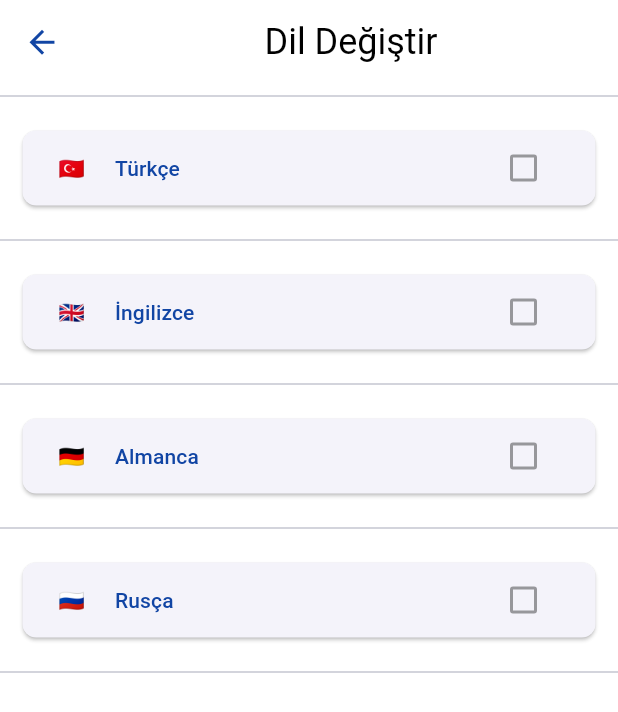
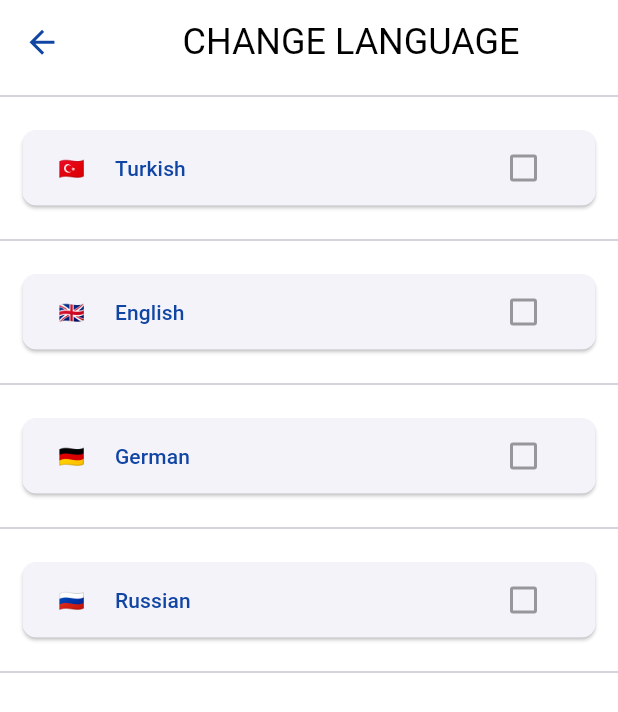
Before and after one commit to Hunvisk/MobilProgramlamaFinal, a Flutter app: the Change_LanguageScreen screen opened by its route, on a phone screen of 412 x 824 dp. Shown: the top 712 px of the screen. Run offline on Flutter 3.47's test engine with Material 3 defaults, Android fonts, the phone set to English and light mode, and no system bars; our stand-ins replace anim_search_bar, carousel_slider, dio, flex_color_scheme, flutter_bloc, flutter_credit_card and 7 more; accounts and stored records are empty.

Commit message:
localization update for maps.dart, settings.dart, change_language.dart files

```diff
--- a/flutterfinalproje/assets/lang/de.json
+++ b/flutterfinalproje/assets/lang/de.json
@@ -18,5 +18,13 @@
     "night": "Nacht",
     "light": "Licht",
     "language": "Sprache: ",
-    "profile": "Profil"
+    "profile": "Profil",
+
+    "change_lang_title": "SPRACHE ÄNDERN",
+    "german":"Sprache ändern",
+    "english":"Englisch",
+    "russian":"Russisch",
+    "turkish":"Türkisch",
+
+    "map_title": "MAPS"
 }
--- a/flutterfinalproje/assets/lang/en.json
+++ b/flutterfinalproje/assets/lang/en.json
@@ -18,5 +18,13 @@
     "night":"Night",
     "light":"Light",
     "language":"Language: ",
-    "profile": "Profile"
+    "profile": "Profile",
+
+    "change_lang_title": "CHANGE LANGUAGE",
+    "german":"German",
+    "english":"English",
+    "russian":"Russian",
+    "turkish":"Turkish",
+
+    "map_title": "MAPS"
 }
--- a/flutterfinalproje/assets/lang/ru.json
+++ b/flutterfinalproje/assets/lang/ru.json
@@ -18,7 +18,15 @@
     "night": "Ночь",
     "light": "Свет",
     "language": "Язык: ",
-    "profile": "Профиль"
+    "profile": "Профиль",
+
+    "change_lang_title": "ИЗМЕНЕНИЕ ЯЗЫКА",
+    "german":"Изменить язык",
+    "english":"английский",
+    "russian":"Изменить язык",
+    "turkish":"турецкий",
+
+    "map_title": "КАРТЫ"
 
 
 
--- a/flutterfinalproje/assets/lang/tr.json
+++ b/flutterfinalproje/assets/lang/tr.json
@@ -18,6 +18,14 @@
     "night":"Gece",
     "light":"Gündüz",
     "language":"Dil: ",
-    "profile": "Profil"
+    "profile": "Profil",
+
+    "change_lang_title": "DİL DEĞİŞTİR",
+    "german":"Almanca",
+    "english":"İngilizce",
+    "russian":"Rusça",
+    "turkish":"Türkçe",
+
+    "map_title": "HARİTALAR"
 
 }
--- a/flutterfinalproje/lib/screens/core/change_language.dart
+++ b/flutterfinalproje/lib/screens/core/change_language.dart
@@ -6,6 +6,8 @@ import 'package:flutterfinalproje/bloc/client/client_cubit.dart';
 import 'package:flutterfinalproje/widgets/myappbar.dart';
 import 'package:gap/gap.dart';
 import 'package:shared_preferences/shared_preferences.dart';
+
+import '../../core/localizations.dart';
 
 class Change_LanguageScreen extends StatefulWidget {
   const Change_LanguageScreen({Key? key});
@@ -40,19 +42,21 @@ class _Change_LanguageScreenState extends State<Change_LanguageScreen> {
   @override
   Widget build(BuildContext context) {
     return Scaffold(
-      appBar: const MyAppBar(title: "Dil Değiştir"),
+      appBar: MyAppBar(
+        title: AppLocalizations.of(context).getTranslate("change_lang_title"),
+      ),
       body: SafeArea(
         child: Center(
           child: Column(
             children: [
               const Divider(),
-              LangItems(context, "Türkçe", "tr", "🇹🇷"),
+              LangItems(context, AppLocalizations.of(context).getTranslate("turkish"), "tr", "🇹🇷"),
               const Divider(),
-              LangItems(context, "İngilizce", "en", "🇬🇧"),
+              LangItems(context, AppLocalizations.of(context).getTranslate("english"), "en", "🇬🇧"),
               const Divider(),
-              LangItems(context, "Almanca", "de", "🇩🇪"),
+              LangItems(context, AppLocalizations.of(context).getTranslate("german"), "de", "🇩🇪"),
               const Divider(),
-              LangItems(context, "Rusça", "ru", "🇷🇺"),
+              LangItems(context, AppLocalizations.of(context).getTranslate("russian"), "ru", "🇷🇺"),
               const Divider(),
             ],
           ),
--- a/flutterfinalproje/lib/screens/core/settings.dart
+++ b/flutterfinalproje/lib/screens/core/settings.dart
@@ -2,6 +2,7 @@ import 'package:flutter/material.dart';
 import 'package:gap/gap.dart';
 import 'package:permission_handler/permission_handler.dart';
 
+import '../../core/localizations.dart';
 import '../../widgets/myappbar.dart';
 import '../../widgets/mybottomnavbar.dart';
 
@@ -54,7 +55,9 @@ class _SettingsScreenState extends State<SettingsScreen> {
   @override
   Widget build(BuildContext context) {
     return Scaffold(
-      appBar: const MyAppBar(title: 'AYARLAR'),
+      appBar: MyAppBar(
+        title: AppLocalizations.of(context).getTranslate("settings"),
+      ),
       body: SizedBox.expand(
         child: ListView(
           children: [
--- a/flutterfinalproje/lib/screens/places_and_routes/map.dart
+++ b/flutterfinalproje/lib/screens/places_and_routes/map.dart
@@ -5,6 +5,7 @@ import 'package:flutterfinalproje/desktopScreens/places_and_routes/desktopmap.da
 import 'package:flutterfinalproje/widgets/appbarwithsearchicon.dart';
 import 'package:flutterfinalproje/widgets/mybottomnavbar.dart';
 
+import '../../core/localizations.dart';
 import '../../core/responsive.dart';
 import '../../tabletscreens.dart/places_and_routes/tabletmap.dart';
 
@@ -36,7 +37,8 @@ class _MyMapState extends State<MyMap> {
    drawAppar() {
   switch (device) {
     case (Screen.mobile):
-      return AppBarWithSearchIcon(title: "HARİTALAR",
+      return AppBarWithSearchIcon(
+        title: AppLocalizations.of(context).getTranslate("map_title"),
         icon: Icon(Icons.search),
         onSearchChanged: (isSearching) {
           setState(() {
--- a/flutterfinalproje/lib/widgets/myappbar.dart
+++ b/flutterfinalproje/lib/widgets/myappbar.dart
@@ -6,7 +6,7 @@ import 'package:go_router/go_router.dart';
 class MyAppBar extends StatelessWidget implements PreferredSizeWidget {
   final String title;
 
-  const MyAppBar({super.key, required this.title});
+  MyAppBar({Key? key, required this.title}) : super(key: key);
 
   @override
   Size get preferredSize => Size.fromHeight(kToolbarHeight);
```
